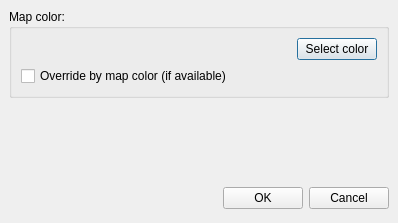
Old version of the form ui/form_settings.ui in the repository pnordhus/openorbiter.
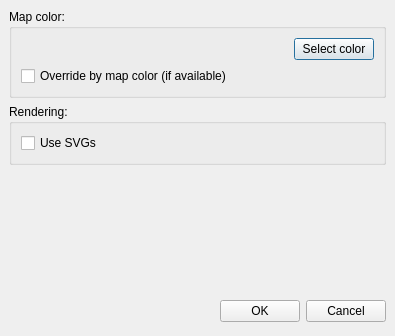
New version of the form.

The edit to the form file:
```diff
--- a/ui/form_settings.ui
+++ b/ui/form_settings.ui
@@ -8,8 +8,8 @@
    <rect>
     <x>0</x>
     <y>0</y>
-    <width>398</width>
-    <height>223</height>
+    <width>395</width>
+    <height>336</height>
    </rect>
   </property>
   <property name="windowTitle" >
@@ -73,6 +73,28 @@
      </layout>
     </widget>
    </item>
+   <item>
+    <widget class="QGroupBox" name="groupBox_2" >
+     <property name="title" >
+      <string>Rendering:</string>
+     </property>
+     <layout class="QVBoxLayout" >
+      <property name="margin" >
+       <number>9</number>
+      </property>
+      <property name="spacing" >
+       <number>6</number>
+      </property>
+      <item>
+       <widget class="QCheckBox" name="checkSvgEnabled" >
+        <property name="text" >
+         <string>Use SVGs</string>
+        </property>
+       </widget>
+      </item>
+     </layout>
+    </widget>
+   </item>
    <item>
     <spacer>
      <property name="orientation" >
```
Left out of the diff: 4 changed lines with no effect on the pictures.
